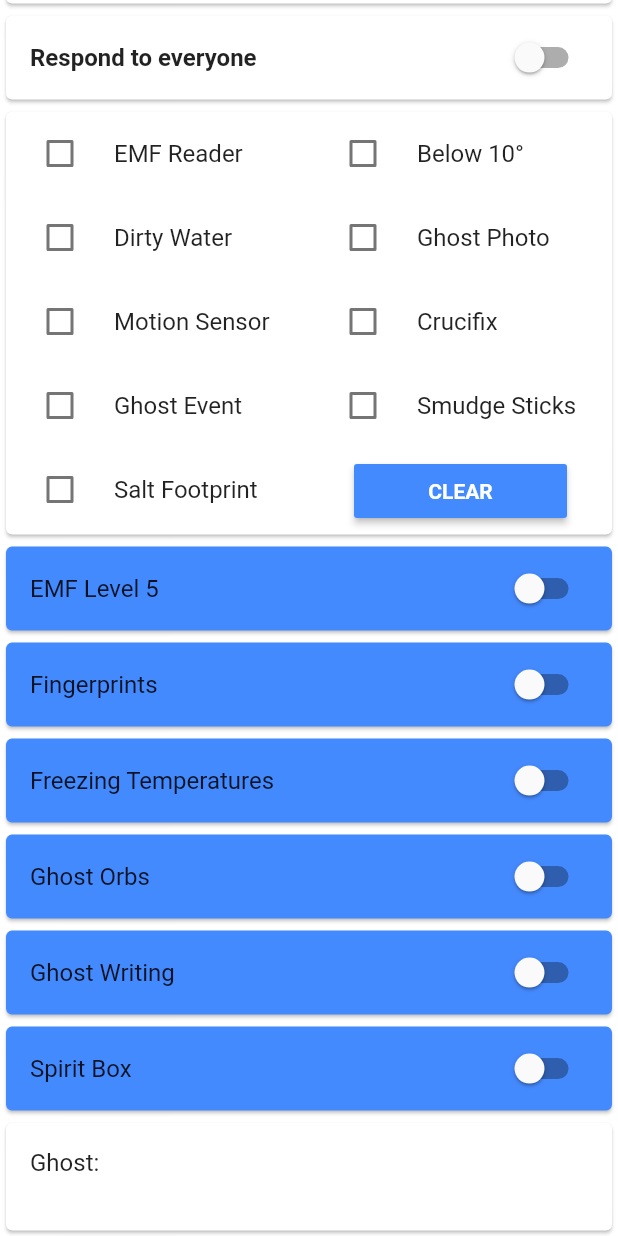
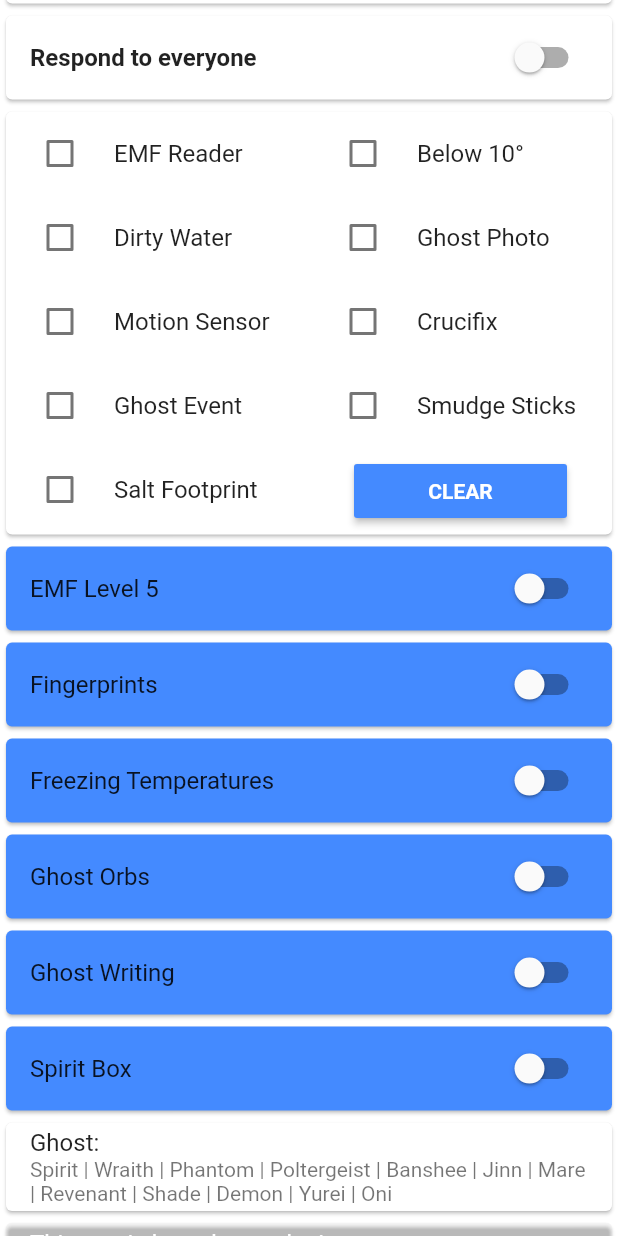
Before and after one commit to freeman507/phasmophobia_assistant, a Flutter app: the screen it shows after launch, scrolled down 178 dp, on a phone screen of 412 x 824 dp. Run offline on Flutter 3.47's test engine with Material 2 defaults, Android fonts, the phone set to English and light mode, and no system bars.

Commit message:
added web site reference

```diff
--- a/lib/main.dart
+++ b/lib/main.dart
@@ -1,4 +1,7 @@
+import 'dart:ui';
+
 import 'package:flutter/material.dart';
+import 'package:url_launcher/url_launcher.dart';
 
 void main() {
   runApp(MaterialApp(
@@ -35,7 +38,7 @@ class _PhasmophobiaAssistantState extends State<PhasmophobiaAssistant> {
       smudgeSticks = false,
       salt = false;
 
-  String ghosts = "";
+  String ghosts = "Spirit | Wraith | Phantom | Poltergeist | Banshee | Jinn | Mare | Revenant | Shade | Demon | Yurei | Oni";
 
   @override
   Widget build(BuildContext context) {
@@ -298,6 +301,16 @@ class _PhasmophobiaAssistantState extends State<PhasmophobiaAssistant> {
           child: ListTile(
             title: Text("Ghost:"),
             subtitle: Text(ghosts != null ? ghosts : ""),
+          ),
+        ),
+        Card(
+          color: Colors.transparent,
+          child: ListTile(
+            title: Text("This app is based on web site:", style: TextStyle(color: Colors.white),),
+            subtitle: InkWell(
+                child: Text('https://phass.herokuapp.com/?fbclid=IwAR0UQqTGkymvrOddyOrENZIV3eXCXUwklL873V2SnPNjRdWS8a_XetZOZ3I', style: TextStyle(color: Colors.blue),),
+                onTap: () => launch(
+                    'https://phass.herokuapp.com/?fbclid=IwAR0UQqTGkymvrOddyOrENZIV3eXCXUwklL873V2SnPNjRdWS8a_XetZOZ3I')),
           ),
         ),
       ],
--- a/pubspec.yaml
+++ b/pubspec.yaml
@@ -21,6 +21,7 @@ environment:
   sdk: ">=2.7.0 <3.0.0"
 
 dependencies:
+  url_launcher: 4.2.0
   flutter:
     sdk: flutter
 
```
Also changed, not shown: pubspec.lock.
